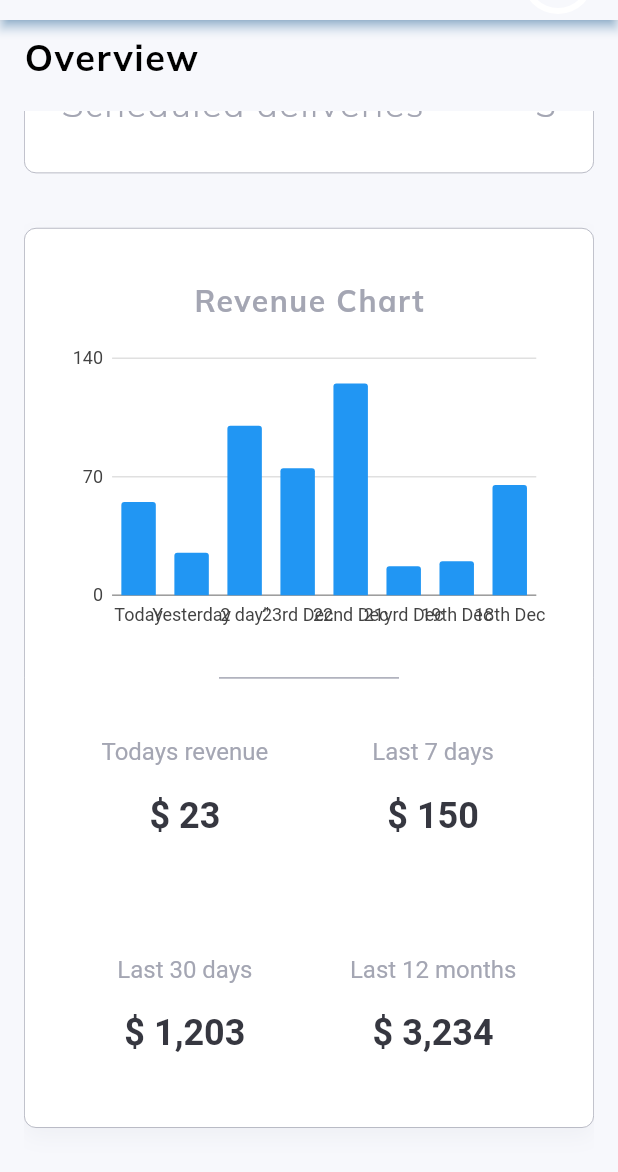
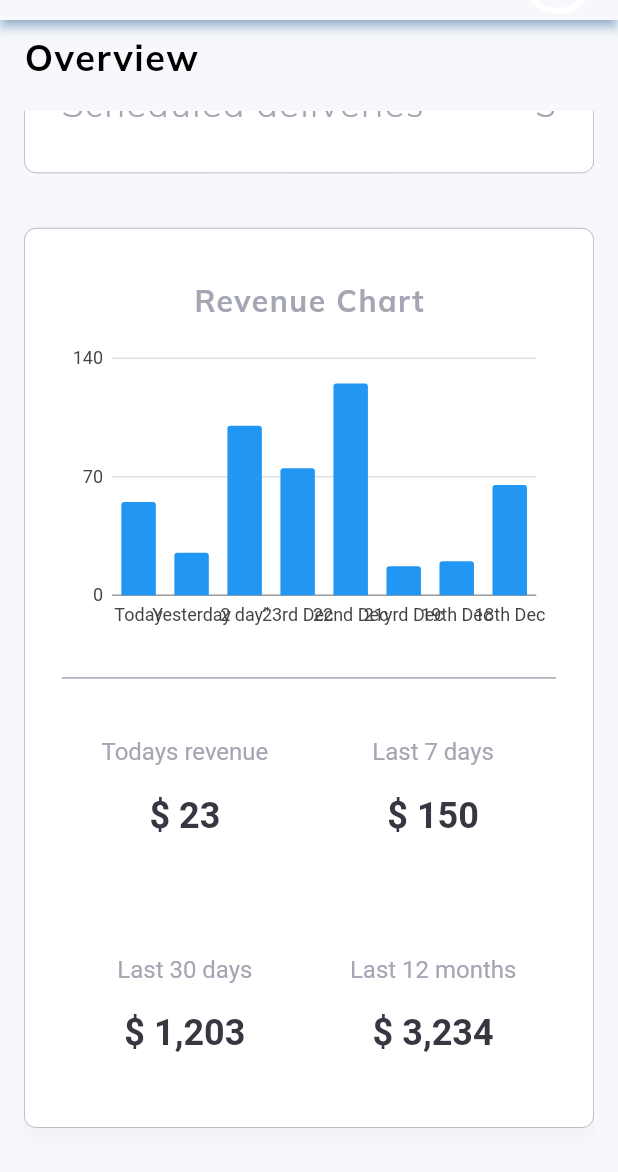
Before and after one commit to CodeK254/Flutter-Web, a Flutter app: the screen it shows after launch, scrolled down 352 dp, on a phone screen of 412 x 824 dp, the part 64-1236 px from its top. Run offline on Flutter 3.47's test engine with Material 2 defaults, Android fonts, the light colour scheme and no system bars; our stand-ins replace charts_flutter, get, google_fonts.

Commit message:
second_commit

```diff
--- a/lib/helpers/responsiveness.dart
+++ b/lib/helpers/responsiveness.dart
@@ -1,6 +1,6 @@
 import 'package:flutter/material.dart';
-import 'package:web_one/widgets/large_screen.dart';
-import 'package:web_one/widgets/small_screen.dart';
+// import 'package:web_one/widgets/large_screen.dart';
+// import 'package:web_one/widgets/small_screen.dart';
 
 const int largeScreenSize = 1368;
 const int mediumScreenSize = 768;
@@ -41,7 +41,6 @@ class ResponsiveWidget extends StatelessWidget {
     return LayoutBuilder(builder: (context, constraints){
       double _width = constraints.maxWidth;
       if(_width > largeScreenSize){
-        print(isCustomScreen(context));
         return largeScreen;
       }
       else if(_width < largeScreenSize && _width >= mediumScreenSize){
--- a/lib/views/overview/widgets/revenue_section_small_screen.dart
+++ b/lib/views/overview/widgets/revenue_section_small_screen.dart
@@ -48,7 +48,7 @@ class RevenueSectionSmallScreen extends StatelessWidget {
           Padding(
             padding: const EdgeInsets.symmetric(vertical: 15),
             child: Container(
-              width: 120,
+              width: MediaQuery.of(context).size.width * 0.8,
               height: 1,
               color: lightGrey,
             ),
```
